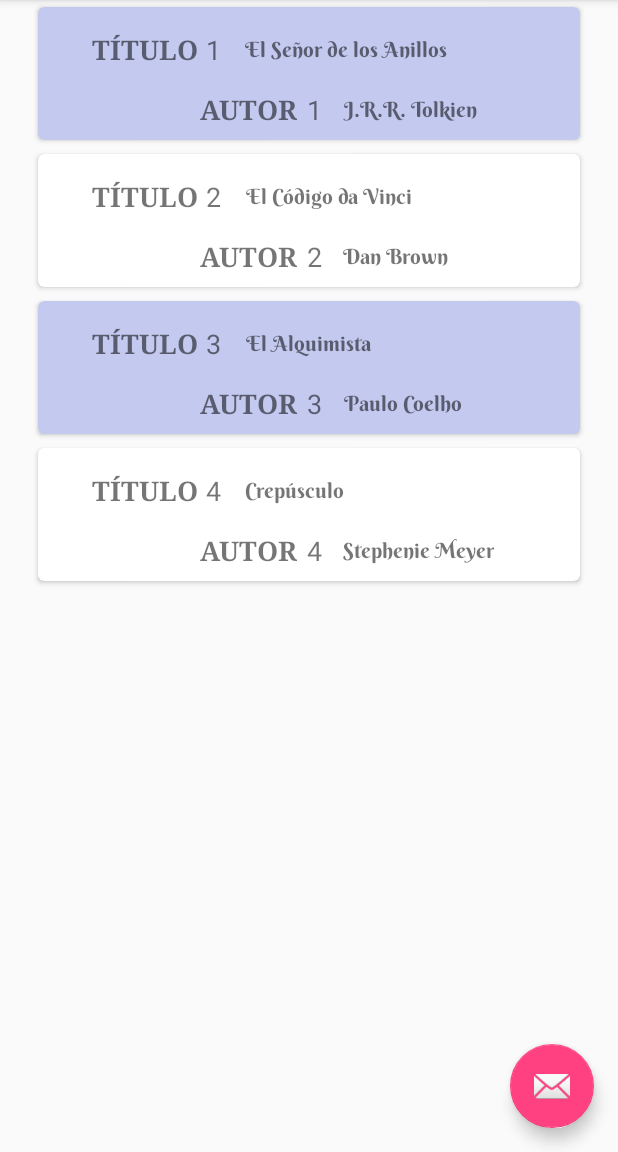
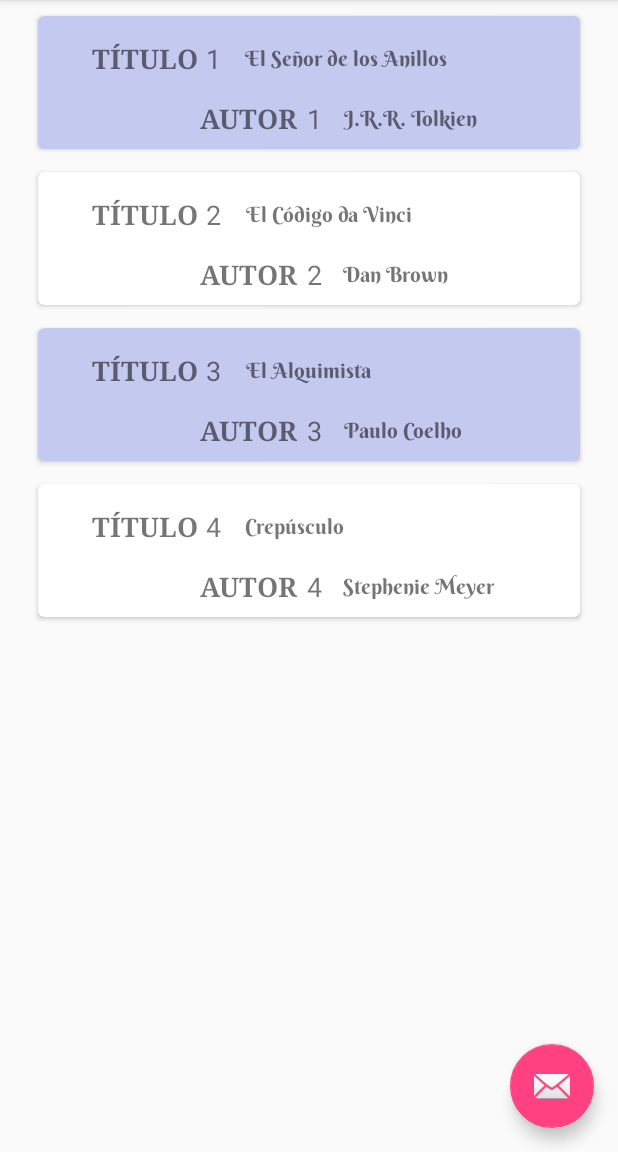
Before and after one commit to marcos2122/MyBooks, an Android app: the screen it shows after launch (BookListActivity), on a phone screen of 412 x 824 dp, the part 84-1236 px from its top. Run offline under Robolectric (Android 15) with nearby library versions, the phone set to English and light mode, and no system bars.

Commit message:
mejores en el xml

```diff
--- a/app/src/main/res/layout/book_detalle.xml
+++ b/app/src/main/res/layout/book_detalle.xml
@@ -45,7 +45,7 @@
     <TextView
         android:id="@+id/textViewFechaPublicacionCabecera"
         android:layout_width="wrap_content"
-        android:layout_height="20dp"
+        android:layout_height="wrap_content"
         android:layout_marginStart="12dp"
         android:layout_marginTop="30dp"
         android:text="@string/Fecha"
--- a/app/src/main/res/layout/book_list_impar.xml
+++ b/app/src/main/res/layout/book_list_impar.xml
@@ -4,15 +4,20 @@
     xmlns:tools="http://schemas.android.com/tools"
     android:layout_width="match_parent"
     android:layout_height="wrap_content">
+
     <android.support.v7.widget.CardView xmlns:android="http://schemas.android.com/apk/res/android"
         xmlns:card_view="http://schemas.android.com/apk/res-auto"
         android:layout_width="match_parent"
         android:layout_height="wrap_content"
+        android:layout_margin="6dp"
+        android:layout_marginStart="8dp"
+        android:layout_marginTop="8dp"
         card_view:cardBackgroundColor="@color/colorImpar"
         card_view:cardCornerRadius="4dp"
         card_view:cardElevation="2dp"
         card_view:cardUseCompatPadding="true"
-        android:layout_margin="6dp">
+        card_view:layout_constraintStart_toStartOf="parent"
+        card_view:layout_constraintTop_toTopOf="parent">
 
         <TextView
             android:id="@+id/textViewIdentificador"
@@ -23,6 +28,7 @@
             android:textSize="18sp"
             app:layout_constraintStart_toEndOf="@+id/textViewTituloCabecera"
             app:layout_constraintTop_toTopOf="parent" />
+
         <TextView
             android:id="@+id/textViewIdentificador2"
             android:layout_width="wrap_content"
--- a/app/src/main/res/layout/book_list_par.xml
+++ b/app/src/main/res/layout/book_list_par.xml
@@ -10,11 +10,15 @@
             xmlns:card_view="http://schemas.android.com/apk/res-auto"
             android:layout_width="match_parent"
             android:layout_height="wrap_content"
+            android:layout_margin="6dp"
+            android:layout_marginStart="8dp"
+            android:layout_marginTop="8dp"
             card_view:cardBackgroundColor="@color/colorPar"
             card_view:cardCornerRadius="4dp"
             card_view:cardElevation="2dp"
             card_view:cardUseCompatPadding="true"
-            android:layout_margin="6dp">
+            card_view:layout_constraintStart_toStartOf="parent"
+            card_view:layout_constraintTop_toTopOf="parent">
 
                 <TextView
                     android:id="@+id/textViewIdentificador"
--- a/app/src/main/res/values/strings.xml
+++ b/app/src/main/res/values/strings.xml
@@ -3,6 +3,6 @@
     <string name="title_book_detail">Book Details</string>
     <string name="titulo">Título</string>
     <string name="autor">Autor</string>
-    <string name="Fecha">Fecha Publicación</string>
+    <string name="Fecha">Fecha</string>
     <string name="Descripcion">Descripción</string>
 </resources>
--- a/app/src/main/res/values/styles.xml
+++ b/app/src/main/res/values/styles.xml
@@ -6,6 +6,7 @@
         <item name="colorPrimary">@color/colorPrimary</item>
         <item name="colorPrimaryDark">@color/colorPrimaryDark</item>
         <item name="colorAccent">@color/colorAccent</item>
+        <item name="cardViewStyle">@style/CardView.Light</item>
     </style>
 
     <style name="AppTheme.NoActionBar">
```
